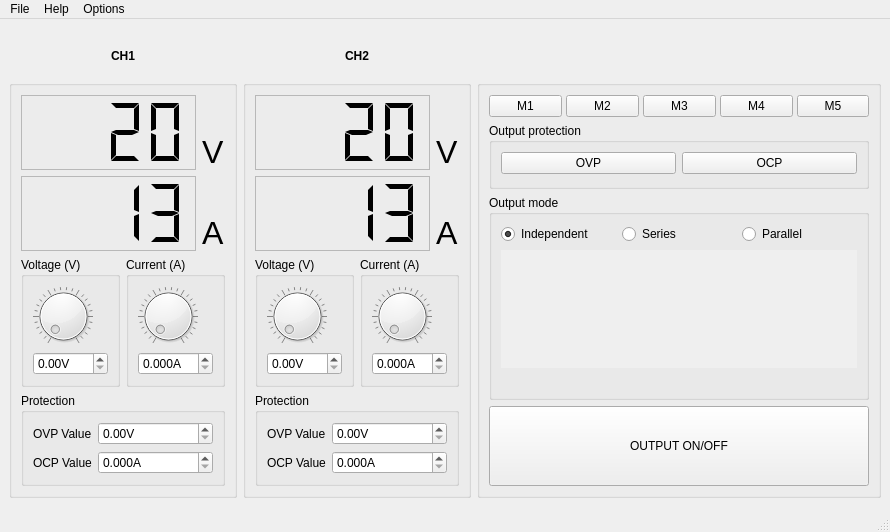
First picture: the form in src/MainWindow.ui, repository VitArk/PSC, before the edit.
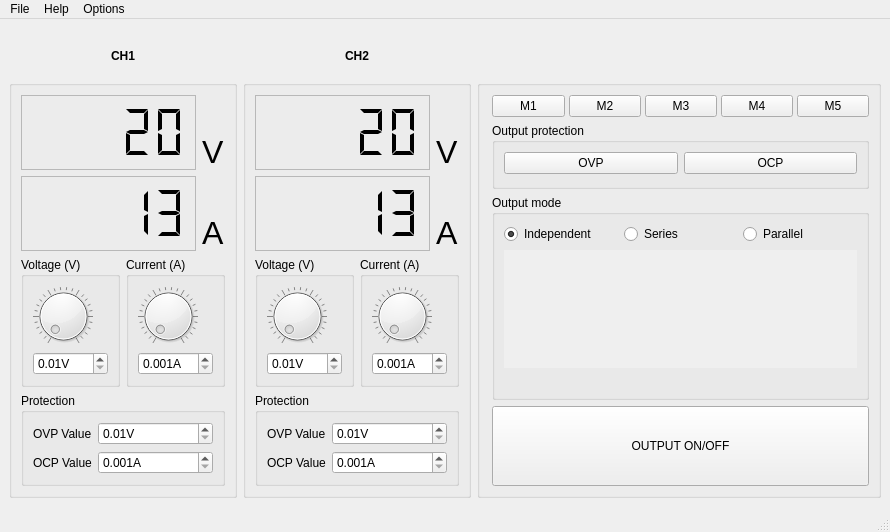
Second picture: the form after the edit.

Commit message: GUI. Debounced controls

The edit to the form file:
```diff
--- a/src/MainWindow.ui
+++ b/src/MainWindow.ui
@@ -80,7 +80,7 @@
             <bool>true</bool>
            </property>
            <property name="digitCount">
-            <number>4</number>
+            <number>5</number>
            </property>
            <property name="mode">
             <enum>QLCDNumber::Dec</enum>
@@ -152,7 +152,7 @@
             <bool>true</bool>
            </property>
            <property name="digitCount">
-            <number>4</number>
+            <number>5</number>
            </property>
            <property name="mode">
             <enum>QLCDNumber::Dec</enum>
@@ -231,6 +231,15 @@
               <property name="suffix">
                <string>V</string>
               </property>
+              <property name="minimum">
+               <double>0.010000000000000</double>
+              </property>
+              <property name="maximum">
+               <double>30.000000000000000</double>
+              </property>
+              <property name="singleStep">
+               <double>0.010000000000000</double>
+              </property>
              </widget>
             </item>
            </layout>
@@ -272,6 +281,15 @@
               <property name="decimals">
                <number>3</number>
               </property>
+              <property name="minimum">
+               <double>0.001000000000000</double>
+              </property>
+              <property name="maximum">
+               <double>3.000000000000000</double>
+              </property>
+              <property name="singleStep">
+               <double>0.001000000000000</double>
+              </property>
              </widget>
             </item>
            </layout>
@@ -297,6 +315,15 @@
             <property name="suffix">
              <string>V</string>
             </property>
+            <property name="minimum">
+             <double>0.010000000000000</double>
+            </property>
+            <property name="maximum">
+             <double>30.000000000000000</double>
+            </property>
+            <property name="singleStep">
+             <double>0.010000000000000</double>
+            </property>
            </widget>
           </item>
           <item row="1" column="0">
@@ -314,6 +341,15 @@
             <property name="decimals">
              <number>3</number>
             </property>
+            <property name="minimum">
+             <double>0.001000000000000</double>
+            </property>
+            <property name="maximum">
+             <double>3.000000000000000</double>
+            </property>
+            <property name="singleStep">
+             <double>0.001000000000000</double>
+            </property>
            </widget>
           </item>
          </layout>
@@ -356,10 +392,19 @@
     </item>
     <item row="1" column="2">
      <widget class="QGroupBox" name="groupBoxOp">
+      <property name="sizePolicy">
+       <sizepolicy hsizetype="Expanding" vsizetype="Preferred">
+        <horstretch>0</horstretch>
+        <verstretch>0</verstretch>
+       </sizepolicy>
+      </property>
       <property name="title">
        <string/>
       </property>
       <layout class="QVBoxLayout" name="verticalLayout_11">
+       <property name="leftMargin">
+        <number>12</number>
+       </property>
        <item>
         <layout class="QHBoxLayout" name="horizontalLayout_4">
          <property name="spacing">
@@ -680,7 +725,7 @@
             <bool>true</bool>
            </property>
            <property name="digitCount">
-            <number>4</number>
+            <number>5</number>
            </property>
            <property name="mode">
             <enum>QLCDNumber::Dec</enum>
@@ -752,7 +797,7 @@
             <bool>true</bool>
            </property>
            <property name="digitCount">
-            <number>4</number>
+            <number>5</number>
            </property>
            <property name="mode">
             <enum>QLCDNumber::Dec</enum>
@@ -831,6 +876,15 @@
               <property name="suffix">
                <string>V</string>
               </property>
+              <property name="minimum">
+               <double>0.010000000000000</double>
+              </property>
+              <property name="maximum">
+               <double>30.000000000000000</double>
+              </property>
+              <property name="singleStep">
+               <double>0.010000000000000</double>
+              </property>
              </widget>
             </item>
            </layout>
@@ -872,6 +926,15 @@
               <property name="decimals">
                <number>3</number>
               </property>
+              <property name="minimum">
+               <double>0.001000000000000</double>
+              </property>
+              <property name="maximum">
+               <double>3.000000000000000</double>
+              </property>
+              <property name="singleStep">
+               <double>0.001000000000000</double>
+              </property>
              </widget>
             </item>
            </layout>
@@ -897,6 +960,15 @@
             <property name="suffix">
              <string>V</string>
             </property>
+            <property name="minimum">
+             <double>0.010000000000000</double>
+            </property>
+            <property name="maximum">
+             <double>30.000000000000000</double>
+            </property>
+            <property name="singleStep">
+             <double>0.010000000000000</double>
+            </property>
            </widget>
           </item>
           <item row="1" column="0">
@@ -914,6 +986,15 @@
             <property name="decimals">
              <number>3</number>
             </property>
+            <property name="minimum">
+             <double>0.001000000000000</double>
+            </property>
+            <property name="maximum">
+             <double>3.000000000000000</double>
+            </property>
+            <property name="singleStep">
+             <double>0.001000000000000</double>
+            </property>
            </widget>
           </item>
          </layout>
```
Left out of the diff: 212 changed lines with no effect on the pictures. The commit also changes 7 other files.
